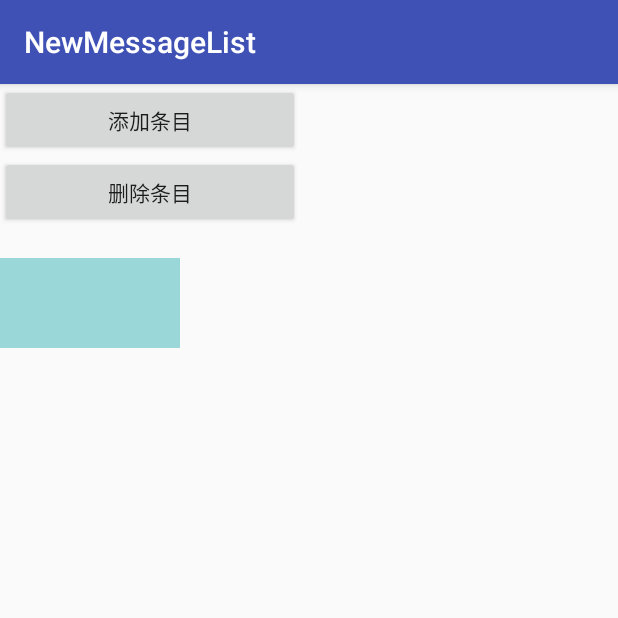
After one commit to Simon-Kjer/ListViewItemPostDelayedRemove, an Android app: the RecyclerviewActivity screen opened directly, with no data from a screen before it, on a phone screen of 412 x 824 dp, the top half of it. The commit adds this screen. Run offline under Robolectric (Android 15) with nearby library versions, the phone set to English and light mode, and no system bars; our stand-ins replace ButterKnife.

Commit message:
error  ...

```diff
--- a/app/build.gradle
+++ b/app/build.gradle
@@ -28,4 +28,5 @@ dependencies {
 
     implementation 'com.jakewharton:butterknife:8.8.1'
     annotationProcessor 'com.jakewharton:butterknife-compiler:8.8.1'
+    implementation 'com.android.support:recyclerview-v7:27.1.1'
 }
--- /dev/null
+++ b/app/src/main/java/message/kjer/simon/com/cn/newmessagelist/RecyclerviewActivity.java
@@ -0,0 +1,172 @@
+package message.kjer.simon.com.cn.newmessagelist;
+
+import android.annotation.SuppressLint;
+import android.os.Bundle;
+import android.os.Handler;
+import android.os.Message;
+import android.support.v7.app.AppCompatActivity;
+import android.support.v7.widget.DefaultItemAnimator;
+import android.support.v7.widget.LinearLayoutManager;
+import android.support.v7.widget.RecyclerView;
+import android.text.TextUtils;
+import android.util.Log;
+import android.view.View;
+import android.widget.Button;
+import android.widget.TextView;
+
+import java.util.ArrayList;
+
+import butterknife.BindView;
+import butterknife.ButterKnife;
+import butterknife.OnClick;
+import message.kjer.simon.com.cn.newmessagelist.adapter.MessageRecycleListAdatper;
+import message.kjer.simon.com.cn.newmessagelist.bean.HoverMessage;
+
+/**
+ * @author simon.
+ * Date: 2018/7/16.
+ * Description:
+ */
+public class RecyclerviewActivity extends AppCompatActivity {
+
+    public static final String Tag = "RecyclerviewActivity";
+    @BindView(R.id.add_item_bt)
+    Button addItemBt;
+    @BindView(R.id.delete_item_bt)
+    Button deleteItemBt;
+    @BindView(R.id.recyclerview)
+    RecyclerView recyclerview;
+
+    MessageRecycleListAdatper messageRecycleListAdatper;
+    ArrayList<HoverMessage> datas;
+    @BindView(R.id.new_message_tv)
+    TextView newMessageTv;
+
+    @Override
+    protected void onCreate(Bundle savedInstanceState) {
+        super.onCreate(savedInstanceState);
+        setContentView(R.layout.actvity_recycle_view_layout);
+        ButterKnife.bind(this);
+//        listView纵向滑动样子,纵向滑动
+        LinearLayoutManager linearLayoutManager = new LinearLayoutManager(this);
+        recyclerview.setLayoutManager(linearLayoutManager);
+//      获取数据，向适配器传数据，绑定适配器
+//        datas = initData();
+        datas = new ArrayList<HoverMessage>();
+        messageRecycleListAdatper = new MessageRecycleListAdatper(RecyclerviewActivity.this, datas);
+        recyclerview.setAdapter(messageRecycleListAdatper);
+//      添加动画
+        DefaultItemAnimator defaultItemAnimator = new DefaultItemAnimator();
+        defaultItemAnimator.setAddDuration(1000);
+        defaultItemAnimator.setRemoveDuration(1000);
+        recyclerview.setItemAnimator(defaultItemAnimator);
+
+//        recyclerview.setItemAnimator(new DefaultItemAnimator());
+        myOnClick();
+    }
+
+    private void myOnClick() {
+        addItemBt.setOnClickListener(new View.OnClickListener() {
+            @Override
+            public void onClick(View v) {
+//              添加自带默认动画
+                addMessageAndUpdate();
+            }
+        });
+        deleteItemBt.setOnClickListener(new View.OnClickListener() {
+            @Override
+            public void onClick(View v) {
+//               删除自带默认动画
+                messageRecycleListAdatper.removeData(0);
+
+            }
+        });
+    }
+
+    @SuppressLint("HandlerLeak")
+    private Handler mHandler = new Handler() {
+        @Override
+        public void handleMessage(Message msg) {
+
+        }
+    };
+    private Runnable mMessgaeRunable = new Runnable() {
+        @Override
+        public void run() {
+            newMessageTv.setText("");
+            Log.d(Tag, "clear msg content ...");
+        }
+    };
+    private int clickCount;
+
+    public void addMessageAndUpdate() {
+        mHandler.removeCallbacks(mMessgaeRunable);
+        HoverMessage tipsMessage = Utils.perpareMessageData(clickCount);
+        clickCount++;
+        if (tipsMessage == null) {
+            return;
+        }
+        String s = tipsMessage.getContent();
+        if (TextUtils.isEmpty(s)) {
+            Log.e(Tag, "message data error ...");
+            return;
+        }
+        int typeColor = Utils.getTypeColor(this, tipsMessage.getType());
+        if (typeColor == 0) {
+            Log.e(Tag, "message typeColor error ...value=0");
+            return;
+        }
+        newMessageTv.setTextColor(typeColor);
+        newMessageTv.setText(s);
+        mHandler.postDelayed(mMessgaeRunable, tipsMessage.getHintTime());
+        int i = insertDataToList(tipsMessage);
+        messageRecycleListAdatper.addData(i);
+//        messageListView.smoothScrollToPosition(i);
+//        messageListAdapter.notifyDataSetChanged();
+    }
+
+    private int insertDataToList(HoverMessage msg) {
+        int index = 0;
+        switch (msg.getType()) {
+            case HoverMessage.WARNING:
+                datas.add(index, msg);
+                ++Utils.warningCount;
+                break;
+            case HoverMessage.PROMPT:
+                index = Utils.warningCount;
+                datas.add(index, msg);
+                ++Utils.promptCount;
+                break;
+            case HoverMessage.NOTICE:
+                index = Utils.promptCount + Utils.warningCount;
+                datas.add(index, msg);
+                break;
+
+        }
+//        Log.e("Main", "Utils.warningCount=" + Utils.warningCount +
+//                " Utils.promptCount=" + Utils.promptCount + " mDataList.size=" + datas.size()
+//                +" index="+index);
+        return index;
+    }
+
+
+    /**
+     * 编写一套假数据
+     */
+//    protected ArrayList<HoverMessage> initData() {
+//        ArrayList<HoverMessage> mDatas = new ArrayList<HoverMessage>();
+//        for (int i = 0; i < 100; i++) {
+//            mDatas.add("条目 :: " + i);
+//        }
+//        return mDatas;
+//    }
+    @OnClick({R.id.add_item_bt, R.id.delete_item_bt})
+    public void onViewClicked(View view) {
+        switch (view.getId()) {
+            case R.id.add_item_bt:
+                break;
+            case R.id.delete_item_bt:
+                break;
+        }
+    }
+}
--- a/app/src/main/java/message/kjer/simon/com/cn/newmessagelist/adapter/MessageListAdapter.java
+++ b/app/src/main/java/message/kjer/simon/com/cn/newmessagelist/adapter/MessageListAdapter.java
@@ -81,7 +81,7 @@ public class MessageListAdapter extends BaseAdapter {
                 }
             });
 
-            Log.e(Tag, "!isFirstadd =" + !mDataList.get(position).isFirstAdd());
+//            Log.e(Tag, "!isFirstadd =" + !mDataList.get(position).isFirstAdd());
             if (!mDataList.get(position).isFirstAdd()) {
                 finalHolder.contentTv.startAnimation(animation);
                 mDataList.get(position).setFirstAdd(true);
@@ -97,7 +97,7 @@ public class MessageListAdapter extends BaseAdapter {
         finalHolder.contentTv.removeCallbacks(null);
         MMessageTextView vv = v;
         HoverMessage msg = vv.getMessage();
-//                    TipsMessage t = mDataList.get(position);
+//                    HoverMessage t = mDataList.get(position);
         Log.e(Tag, " position=" + position + "  index=" + mDataList
                 .indexOf(msg));
         Utils.updateMsgCount(msg);
--- /dev/null
+++ b/app/src/main/res/layout/actvity_recycle_view_layout.xml
@@ -0,0 +1,37 @@
+<?xml version="1.0" encoding="utf-8"?>
+<LinearLayout xmlns:android="http://schemas.android.com/apk/res/android"
+    android:layout_width="match_parent"
+    android:layout_height="match_parent"
+    android:orientation="vertical">
+
+    <Button
+        android:id="@+id/add_item_bt"
+        android:layout_width="200dp"
+        android:layout_height="wrap_content"
+        android:text="添加条目" />
+
+    <Button
+        android:id="@+id/delete_item_bt"
+        android:layout_width="200dp"
+        android:layout_height="wrap_content"
+        android:text="删除条目" />
+
+    <TextView
+        android:id="@+id/new_message_tv"
+        android:layout_width="120dp"
+        android:layout_height="60dp"
+        android:layout_alignParentTop="true"
+        android:layout_centerHorizontal="true"
+        android:layout_marginTop="20dp"
+        android:background="#9AD7D8"
+        android:gravity="center"
+        android:padding="6dp"
+        android:text="" />
+
+    <android.support.v7.widget.RecyclerView
+        android:id="@+id/recyclerview"
+        android:layout_width="200dp"
+        android:layout_height="match_parent">
+    </android.support.v7.widget.RecyclerView>
+
+</LinearLayout>
--- a/app/src/main/res/layout/adapter_main_list_item.xml
+++ b/app/src/main/res/layout/adapter_main_list_item.xml
@@ -1,7 +1,7 @@
 <?xml version="1.0" encoding="utf-8"?>
 <RelativeLayout xmlns:android="http://schemas.android.com/apk/res/android"
-    android:layout_width="match_parent"
-    android:layout_height="match_parent"
+    android:layout_width="wrap_content"
+    android:layout_height="wrap_content"
     android:gravity="center">
 
     <message.kjer.simon.com.cn.newmessagelist.custom.MMessageTextView
```
Also changed, not shown: app/src/main/AndroidManifest.xml (+7 -3 lines), app/src/main/java/message/kjer/simon/com/cn/newmessagelist/ListViewActivity.java (added, +147 -0 lines), app/src/main/java/message/kjer/simon/com/cn/newmessagelist/MainActivity.java (+12 -110 lines), app/src/main/java/message/kjer/simon/com/cn/newmessagelist/adapter/MessageRecycleListAdatper.java (added, +117 -0 lines), app/src/main/res/layout/activity_list_view_layout.xml (added, +50 -0 lines), app/src/main/res/layout/activity_main.xml (+13 -42 lines).
